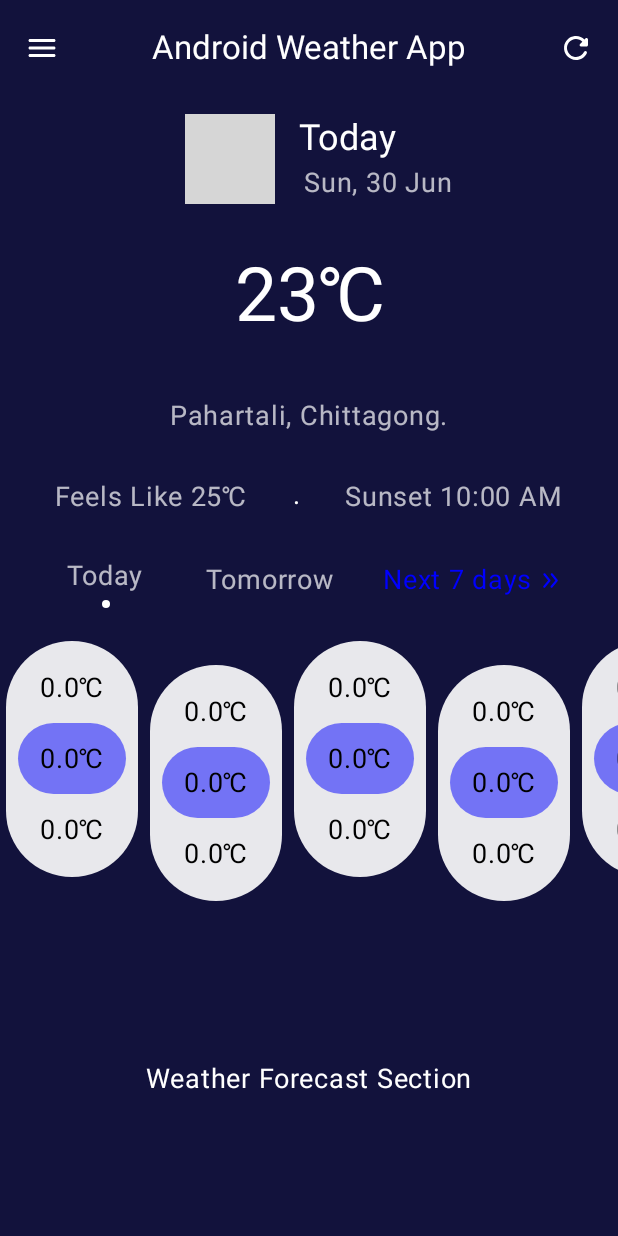
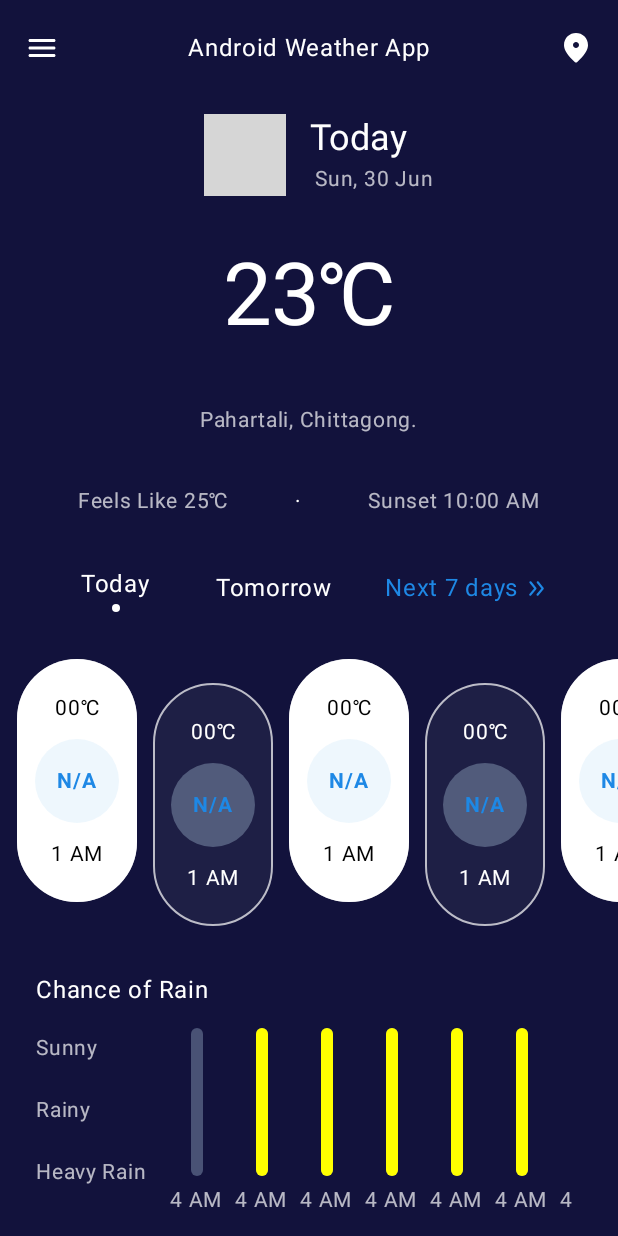
Before and after one commit to Hippopop/AndroidWeatherApp, an Android app built with Jetpack Compose: the screen it shows after launch (MainActivity), on a phone screen of 412 x 824 dp. Run offline under Robolectric (Android 15) with nearby library versions, the phone set to English and light mode, and no system bars; pictures from the network do not load; grey boxes are pictures that could not be loaded.

Commit message:
ui: mock ui implementation completed!

```diff
--- a/app/src/main/java/com/mostafij/androidweatherapp/MainActivity.kt
+++ b/app/src/main/java/com/mostafij/androidweatherapp/MainActivity.kt
@@ -13,7 +13,7 @@ import androidx.compose.ui.Modifier
 import androidx.lifecycle.ViewModelProvider
 import com.mostafij.androidweatherapp.ui.features.homepage.Homepage
 import com.mostafij.androidweatherapp.ui.theme.AndroidWeatherAppTheme
-import com.mostafij.androidweatherapp.ui.viewmodel.WeatherDataViewModel
+import com.mostafij.androidweatherapp.ui.features.homepage.viewmodel.WeatherDataViewModel
 
 class MainActivity : ComponentActivity() {
     override fun onCreate(savedInstanceState: Bundle?) {
--- a/app/src/main/java/com/mostafij/androidweatherapp/ui/features/homepage/Homepage.kt
+++ b/app/src/main/java/com/mostafij/androidweatherapp/ui/features/homepage/Homepage.kt
@@ -4,6 +4,7 @@ import androidx.compose.foundation.layout.Column
 import androidx.compose.foundation.layout.fillMaxSize
 import androidx.compose.foundation.layout.padding
 import androidx.compose.material.icons.Icons
+import androidx.compose.material.icons.rounded.LocationOn
 import androidx.compose.material.icons.rounded.Menu
 import androidx.compose.material.icons.rounded.Refresh
 import androidx.compose.material3.CenterAlignedTopAppBar
@@ -27,7 +28,7 @@ import androidx.lifecycle.viewmodel.compose.viewModel
 import com.mostafij.androidweatherapp.ui.components.DrawerSection
 import com.mostafij.androidweatherapp.ui.features.homepage.components.CurrentWeatherComponent
 import com.mostafij.androidweatherapp.ui.features.homepage.components.WeatherForecastComponent
-import com.mostafij.androidweatherapp.ui.viewmodel.WeatherDataViewModel
+import com.mostafij.androidweatherapp.ui.features.homepage.viewmodel.WeatherDataViewModel
 import kotlinx.coroutines.launch
 
 
@@ -71,7 +72,7 @@ fun Homepage(modifier: Modifier = Modifier, viewModel: WeatherDataViewModel) {
                 IconButton(onClick = { /*TODO*/ }) {
                     Icon(
                         tint = Color.White,
-                        imageVector = Icons.Rounded.Refresh,
+                        imageVector = Icons.Rounded.LocationOn,
                         contentDescription = "Search Button",
                     )
                 }
--- a/app/src/main/java/com/mostafij/androidweatherapp/ui/features/homepage/components/CurrentWeatherComponent.kt
+++ b/app/src/main/java/com/mostafij/androidweatherapp/ui/features/homepage/components/CurrentWeatherComponent.kt
@@ -95,7 +95,7 @@ fun CurrentWeatherComponent(modifier: Modifier = Modifier) {
                 modifier = Modifier
                     .fillMaxWidth()
                     .height(IntrinsicSize.Min)
-                    .padding(horizontal = 20.dp, vertical = 10.dp)
+                    .padding(horizontal = 28.dp, vertical = 10.dp)
                     .padding(bottom = 16.dp),
             ) {
                 Text(
--- /dev/null
+++ b/app/src/main/java/com/mostafij/androidweatherapp/ui/features/homepage/components/HourlyForecastComponent.kt
@@ -0,0 +1,94 @@
+package com.mostafij.androidweatherapp.ui.features.homepage.components
+
+import android.util.Log
+import androidx.compose.foundation.background
+import androidx.compose.foundation.border
+import androidx.compose.foundation.layout.Box
+import androidx.compose.foundation.layout.Column
+import androidx.compose.foundation.layout.aspectRatio
+import androidx.compose.foundation.layout.fillMaxSize
+import androidx.compose.foundation.layout.padding
+import androidx.compose.foundation.layout.width
+import androidx.compose.foundation.shape.CircleShape
+import androidx.compose.foundation.shape.RoundedCornerShape
+import androidx.compose.material3.MaterialTheme
+import androidx.compose.material3.Text
+import androidx.compose.runtime.Composable
+import androidx.compose.ui.Alignment
+import androidx.compose.ui.Modifier
+import androidx.compose.ui.graphics.Color
+import androidx.compose.ui.text.font.FontWeight
+import androidx.compose.ui.unit.dp
+import com.mostafij.androidweatherapp.constants.StringConstants
+
+
+@OptIn(ExperimentalStdlibApi::class)
+@Composable
+fun HourlyForecastComponent(modifier: Modifier = Modifier, isDark: Boolean) {
+    val bgColor =
+        if (isDark) MaterialTheme.colorScheme.inversePrimary else MaterialTheme.colorScheme.tertiary;
+    Box(
+        modifier = modifier
+            .fillMaxSize()
+            .padding(5.dp)
+            .padding(top = if (isDark) 0.dp else 16.dp, bottom = if (isDark) 16.dp else 0.dp)
+            .background(
+                color = bgColor,
+                shape = RoundedCornerShape(100.dp),
+            )
+            .border(
+                1.dp,
+                MaterialTheme.colorScheme.inversePrimary.copy(alpha = 0.7f),
+                shape = RoundedCornerShape(100.dp)
+            ),
+    ) {
+        Column(
+            modifier = Modifier
+                .padding(8.dp)
+                .width(64.dp)
+        ) {
+            Box(
+                Modifier
+                    .weight(1f)
+                    .fillMaxSize()
+            ) {
+                Text(
+                    text = "00${StringConstants.CELSIUS}",
+                    color = if (!isDark) Color.White else Color.Black,
+                    modifier = Modifier.align(Alignment.Center),
+                )
+            };
+            Box(
+                Modifier
+                    .weight(1f)
+                    .fillMaxSize()
+                    .aspectRatio(1f)
+                    .padding(4.dp)
+                    .background(
+                        shape = CircleShape,
+                        color = MaterialTheme.colorScheme.secondary.copy(alpha = .30f),
+                    )
+            ) {
+                Text(
+                    text = "N/A",
+                    color = MaterialTheme.colorScheme.primaryContainer,
+                    fontWeight = FontWeight.Bold,
+                    modifier = Modifier
+                        .align(Alignment.Center)
+                        .padding(4.dp),
+                )
+            };
+            Box(
+                Modifier
+                    .weight(1f)
+                    .fillMaxSize()
+            ) {
+                Text(
+                    text = "1 AM",
+                    color = if (!isDark) Color.White else Color.Black,
+                    modifier = Modifier.align(Alignment.Center),
+                )
+            };
+        }
+    }
+}
--- /dev/null
+++ b/app/src/main/java/com/mostafij/androidweatherapp/ui/features/homepage/components/TodayTomorrowButton.kt
@@ -0,0 +1,49 @@
+package com.mostafij.androidweatherapp.ui.features.homepage.components
+
+import androidx.compose.foundation.background
+import androidx.compose.foundation.clickable
+import androidx.compose.foundation.layout.Box
+import androidx.compose.foundation.layout.Column
+import androidx.compose.foundation.layout.padding
+import androidx.compose.foundation.layout.size
+import androidx.compose.foundation.shape.CircleShape
+import androidx.compose.material3.MaterialTheme
+import androidx.compose.material3.Text
+import androidx.compose.runtime.Composable
+import androidx.compose.ui.Alignment
+import androidx.compose.ui.Modifier
+import androidx.compose.ui.graphics.Color
+import androidx.compose.ui.unit.dp
+
+
+enum class ForecastDay {
+    TODAY, TOMORROW
+}
+
+@Composable
+fun TodayTomorrowButton(
+    modifier: Modifier = Modifier,
+    selected: ForecastDay,
+    forecastDay: ForecastDay,
+    onSelect: (it: ForecastDay) -> Unit,
+) {
+    Column(horizontalAlignment = Alignment.CenterHorizontally, modifier = modifier) {
+        Text(
+            text = forecastDay.name.lowercase().replaceFirstChar { it.uppercase() },
+            style = MaterialTheme.typography.titleLarge,
+            modifier = Modifier
+                .padding(horizontal = 8.dp, vertical = 4.dp)
+                .clickable { onSelect(forecastDay) },
+        );
+        if (selected == forecastDay) {
+            Box(
+                modifier = Modifier
+                    .size(5.dp)
+                    .background(
+                        shape = CircleShape,
+                        color = Color.White,
+                    ),
+            )
+        }
+    }
+}
--- a/app/src/main/java/com/mostafij/androidweatherapp/ui/features/homepage/components/WeatherForeacastComponent.kt
+++ b/app/src/main/java/com/mostafij/androidweatherapp/ui/features/homepage/components/WeatherForeacastComponent.kt
@@ -4,16 +4,18 @@ import androidx.compose.foundation.background
 import androidx.compose.foundation.clickable
 import androidx.compose.foundation.layout.Arrangement
 import androidx.compose.foundation.layout.Box
+import androidx.compose.foundation.layout.BoxWithConstraints
 import androidx.compose.foundation.layout.Column
+import androidx.compose.foundation.layout.PaddingValues
 import androidx.compose.foundation.layout.Row
 import androidx.compose.foundation.layout.fillMaxHeight
 import androidx.compose.foundation.layout.fillMaxSize
 import androidx.compose.foundation.layout.fillMaxWidth
+import androidx.compose.foundation.layout.height
 import androidx.compose.foundation.layout.padding
 import androidx.compose.foundation.layout.size
 import androidx.compose.foundation.layout.width
 import androidx.compose.foundation.lazy.LazyRow
-import androidx.compose.foundation.shape.CircleShape
 import androidx.compose.foundation.shape.RoundedCornerShape
 import androidx.compose.material3.Icon
 import androidx.compose.material3.MaterialTheme
@@ -27,7 +29,6 @@ import androidx.compose.ui.graphics.Color
 import androidx.compose.ui.res.painterResource
 import androidx.compose.ui.unit.dp
 import com.mostafij.androidweatherapp.R
-import com.mostafij.androidweatherapp.constants.StringConstants
 
 
 @Composable
@@ -44,7 +45,7 @@ fun WeatherForecastComponent(modifier: Modifier = Modifier) {
                 verticalAlignment = Alignment.CenterVertically,
                 horizontalArrangement = Arrangement.SpaceAround,
                 modifier = Modifier
-                    .padding(horizontal = 24.dp)
+                    .padding(horizontal = 32.dp, vertical = 8.dp)
                     .fillMaxWidth(),
             ) {
                 TodayTomorrowButton(
@@ -63,11 +64,15 @@ fun WeatherForecastComponent(modifier: Modifier = Modifier) {
                 );
                 Row(verticalAlignment = Alignment.CenterVertically,
                     modifier = Modifier.clickable { }) {
-                    Text(text = "Next 7 days", color = Color.Blue);
+                    Text(
+                        text = "Next 7 days",
+                        color = MaterialTheme.colorScheme.primaryContainer,
+                        style = MaterialTheme.typography.titleLarge,
+                    );
                     Icon(
                         painter = painterResource(id = R.drawable.arrowhead_right),
                         contentDescription = "Search Button",
-                        tint = Color.Blue,
+                        tint = MaterialTheme.colorScheme.primaryContainer,
                         modifier = Modifier
                             .size(20.dp)
                             .padding(start = 3.dp)
@@ -76,107 +81,94 @@ fun WeatherForecastComponent(modifier: Modifier = Modifier) {
                 }
             }
             LazyRow(
+                contentPadding = PaddingValues(horizontal = 6.dp),
                 modifier = Modifier
-                    .weight(1f)
+                    .weight(55f)
                     .fillMaxHeight()
-                    .padding(top= 8.dp)
+                    .padding(top = 8.dp, bottom = 8.dp)
                     .padding(vertical = 10.dp),
             ) {
                 items(10) {
                     HourlyForecastComponent(isDark = (it.mod(2) == 0))
                 }
             }
+            ChanceOfRainComponent(modifier = Modifier.weight(45f));
+        }
+    }
+}
+
+
+@Composable
+fun ChanceOfRainComponent(modifier: Modifier = Modifier) {
     Column(
-                verticalArrangement = Arrangement.Center,
-                horizontalAlignment = Alignment.CenterHorizontally,
-                modifier = Modifier
-                    .weight(1f)
+        modifier = modifier
             .fillMaxSize()
+            .padding(top = 10.dp)
             .padding(horizontal = 24.dp),
     ) {
         Text(
-                    text = "Weather Forecast Section",
+            text = "Chance of Rain",
             color = MaterialTheme.colorScheme.inversePrimary,
+            style = MaterialTheme.typography.titleLarge,
+            modifier = Modifier.padding(bottom = 8.dp),
+        );
+        Row(modifier = Modifier.weight(1f).padding(bottom = 8.dp)) {
+            Column(Modifier.padding(end = 3.dp, bottom = 14.dp)) {
+                val days = listOf("Sunny", "Rainy", "Heavy Rain");
+                days.forEach {
+                    Box(Modifier.weight(1f)) {
+                        Text(
+                            text = it,
+                            modifier = Modifier.align(Alignment.Center),
+                        )
+                    };
+                }
+            };
+            LazyRow(
+                Modifier
+                    .weight(1f)
+                    .padding(horizontal = 4.dp),
+                contentPadding = PaddingValues(4.dp),
+            ) {
+                items(10) {
+                    HourlyRainMeterComponent(
+                        rainPercentage = (it * 10).toFloat()
                     )
                 }
             }
         }
     }
-
-@Composable
-fun HourlyForecastComponent(modifier: Modifier = Modifier, isDark: Boolean) {
-    Box(
-        modifier = modifier
-            .fillMaxSize()
-            .padding(4.dp)
-            .padding(top = if (isDark) 0.dp else 16.dp, bottom = if (isDark) 16.dp else 0.dp)
-            .background(color = Color.White.copy(alpha = .9f), shape = RoundedCornerShape(100.dp))
-    ) {
-        Column(modifier = Modifier
-            .padding(8.dp)
-            .width(72.dp)) {
-            Box(
-                Modifier
-                    .weight(1f)
-                    .fillMaxSize()) {
-                Text(
-                    text = "0.0${StringConstants.CELSIUS}",
-                    color = Color.Black,
-                    modifier = Modifier.align(Alignment.Center),
-                )
-            };
-            Box(
-                Modifier
-                    .weight(1f)
-                    .fillMaxSize().background(color = Color.Blue.copy(alpha = .5f), shape = CircleShape,)) {
-                Text(
-                    text = "0.0${StringConstants.CELSIUS}",
-                    color = Color.Black,
-                    modifier = Modifier.align(Alignment.Center).padding(4.dp),
-                )
-            };
-            Box(
-                Modifier
-                    .weight(1f)
-                    .fillMaxSize()) {
-                Text(
-                    text = "0.0${StringConstants.CELSIUS}",
-                    color = Color.Black,
-                    modifier = Modifier.align(Alignment.Center),
-                )
-            };
-        }
-    }
 }
 
 
-enum class ForecastDay {
-    TODAY, TOMORROW
-}
-
 @Composable
-fun TodayTomorrowButton(
-    modifier: Modifier = Modifier,
-    selected: ForecastDay,
-    forecastDay: ForecastDay,
-    onSelect: (it: ForecastDay) -> Unit,
+fun HourlyRainMeterComponent(modifier: Modifier = Modifier, rainPercentage: Float) {
+    Column(
+        modifier.padding(horizontal = 4.dp), horizontalAlignment = Alignment.CenterHorizontally
     ) {
-    Column(horizontalAlignment = Alignment.CenterHorizontally, modifier = modifier) {
-        Text(
-            text = forecastDay.name.lowercase().replaceFirstChar { it.uppercase() },
+        BoxWithConstraints(
             modifier = Modifier
-                .padding(horizontal = 8.dp, vertical = 4.dp)
-                .clickable { onSelect(forecastDay) },
-        );
-        if (selected == forecastDay) {
+                .weight(1f)
+                .width(8.dp)
+                .padding(vertical = 4.dp)
+                .background(
+                    color = MaterialTheme.colorScheme.secondary.copy(alpha = .30f),
+                    shape = RoundedCornerShape(8.dp),
+                ),
+        ) {
             Box(
                 modifier = Modifier
-                    .size(5.dp)
+                    .width(8.dp)
+                    .height((constraints.maxHeight * rainPercentage).dp)
+                    .align(Alignment.BottomCenter)
                     .background(
-                        shape = CircleShape,
-                        color = Color.White,
+                        color = Color.Yellow,
+                        shape = RoundedCornerShape(8.dp),
                     ),
-            )
+            ) {
+
             }
         }
+        Text(text = "${3 + 1} AM");
     }
+}
--- a/app/src/main/java/com/mostafij/androidweatherapp/ui/viewmodel/WeatherDataViewModel.kt
+++ b/app/src/main/java/com/mostafij/androidweatherapp/ui/features/homepage/viewmodel/WeatherDataViewModel.kt
@@ -1,4 +1,4 @@
-package com.mostafij.androidweatherapp.ui.viewmodel
+package com.mostafij.androidweatherapp.ui.features.homepage.viewmodel
 
 import android.util.Log
 import androidx.lifecycle.ViewModel
--- a/app/src/main/java/com/mostafij/androidweatherapp/ui/theme/Color.kt
+++ b/app/src/main/java/com/mostafij/androidweatherapp/ui/theme/Color.kt
@@ -6,4 +6,5 @@ val textColor = Color.White
 val mildTextColor = Color(0xB3FFFFFF)
 val primaryColor = Color(0xff12123C)
 val primaryAccent = Color(0xff1E1F45)
+val customBlueColor = Color(0xFF1E88E5)
 val backgroundColor = Color(0x88C8E5F7)
--- a/app/src/main/java/com/mostafij/androidweatherapp/ui/theme/Theme.kt
+++ b/app/src/main/java/com/mostafij/androidweatherapp/ui/theme/Theme.kt
@@ -12,6 +12,7 @@ private val DarkColorScheme = darkColorScheme(
     background = primaryColor,
     secondary = backgroundColor,
     inversePrimary = textColor,
+    primaryContainer = customBlueColor,
 )
 
 @Composable
--- a/app/src/main/java/com/mostafij/androidweatherapp/ui/theme/Type.kt
+++ b/app/src/main/java/com/mostafij/androidweatherapp/ui/theme/Type.kt
@@ -9,11 +9,19 @@ import androidx.compose.ui.unit.sp
 // Set of Material typography styles to start with
 val Typography = Typography(
     bodyLarge = TextStyle(
-        fontSize = 18.sp,
+        fontSize = 14.sp,
         lineHeight = 24.sp,
         color = mildTextColor,
         letterSpacing = 0.5.sp,
         fontFamily = FontFamily.Default,
         fontWeight = FontWeight.Normal,
+    ),
+   titleLarge =  TextStyle(
+        fontSize = 16.sp,
+        lineHeight = 24.sp,
+        color = textColor,
+        letterSpacing = 0.5.sp,
+        fontFamily = FontFamily.Default,
+        fontWeight = FontWeight.Normal,
     )
 )
```
Lines whose indentation alone changed are shown as unchanged.
